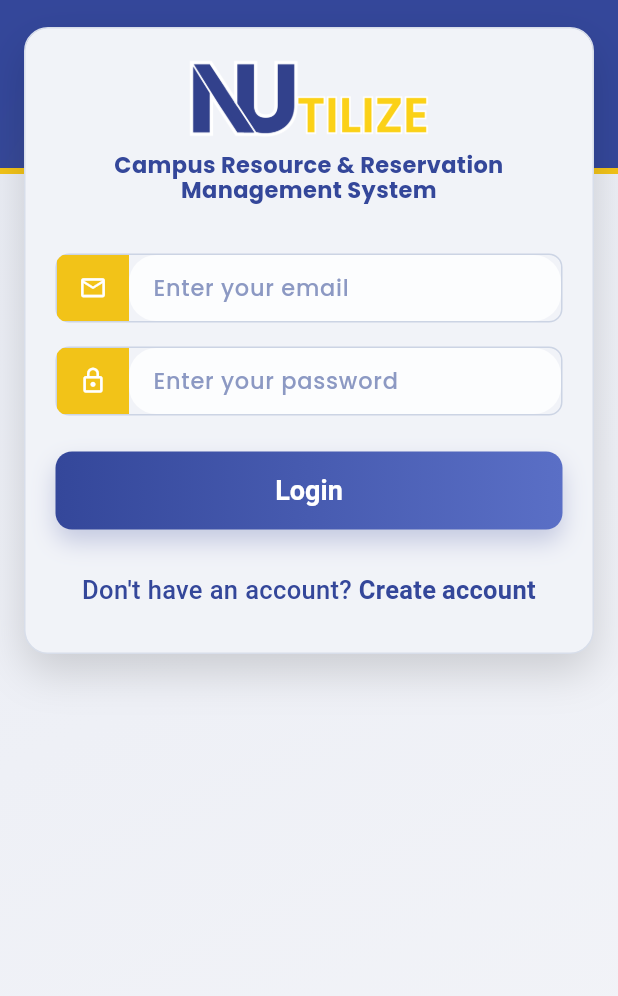
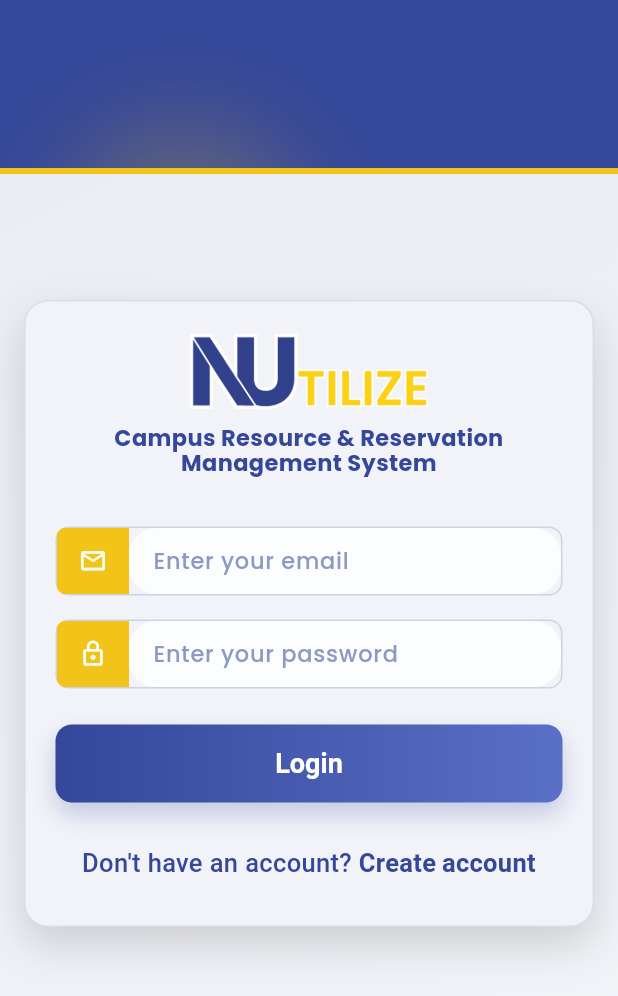
Before and after one commit to senesha16/nutilize_mobile, a Flutter app: the screen it shows after launch, on a phone screen of 412 x 824 dp. Shown: the top 996 px of the screen. Run offline on Flutter 3.47's test engine with Material 3 defaults, Android fonts, the phone set to English and light mode, and no system bars; our stand-ins replace flutter_secure_storage, google_fonts, image_picker, pdf, printing, supabase_flutter; missing offline and left inert: bcrypt; accounts and stored records are empty.

Commit message:
Login change

```diff
--- a/lib/features/auth/shared/presentation/widgets/auth_ui.dart
+++ b/lib/features/auth/shared/presentation/widgets/auth_ui.dart
@@ -43,9 +43,7 @@ class AuthScaffold extends StatelessWidget {
                         minHeight: constraints.maxHeight,
                       ),
                       child: Align(
-                        alignment: isCompactWidth
-                            ? Alignment.topCenter
-                            : Alignment.center,
+                        alignment: Alignment.center,
                         child: Padding(
                           padding: EdgeInsets.fromLTRB(
                             16,
```
